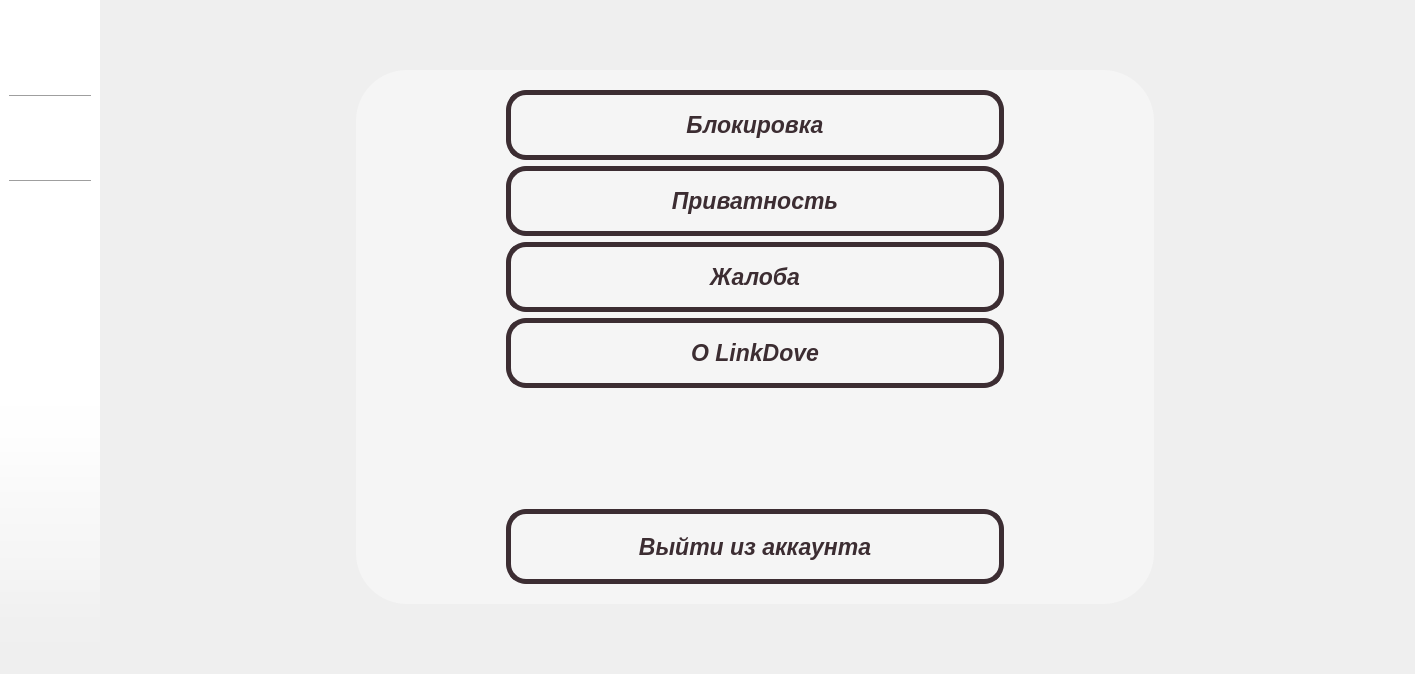
First picture: the form in lab3/LinkDove/mainwidget.ui, repository ElizavetaPa17/LinkDove, before the edit.
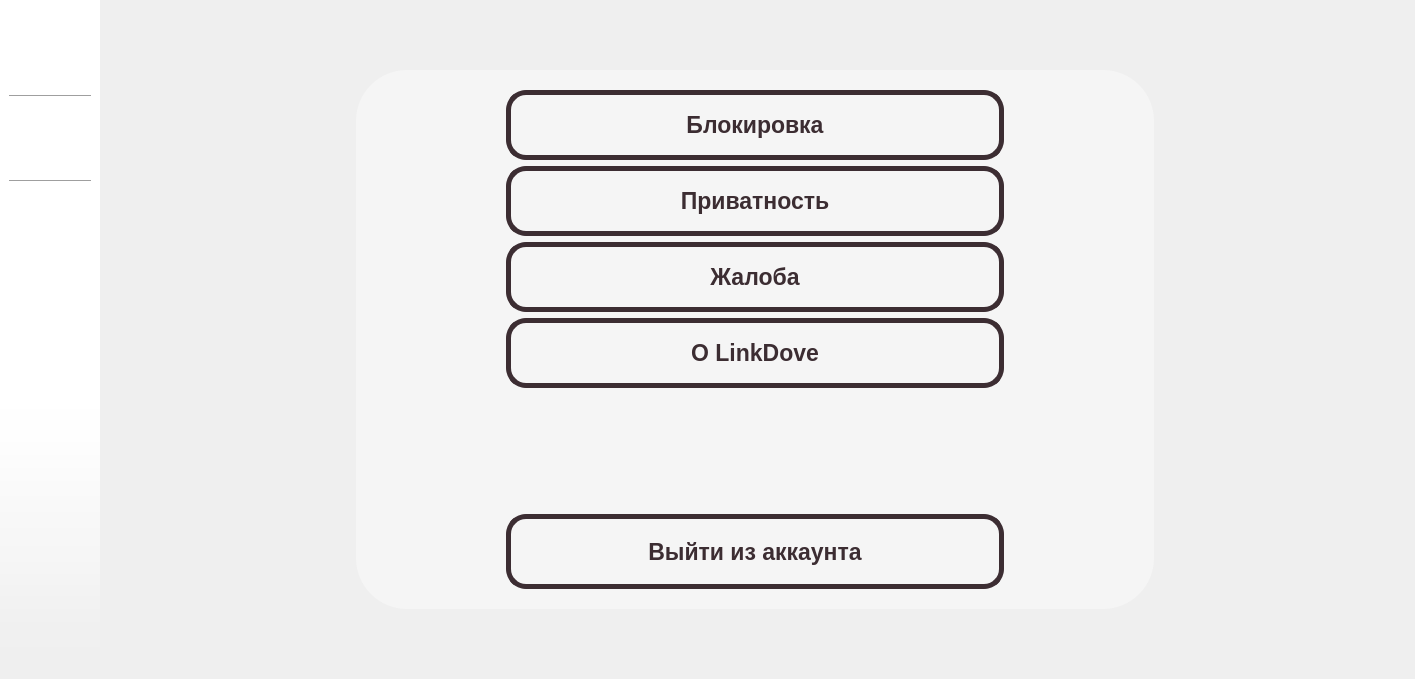
Second picture: the form after the edit. The open tabs and pages were chosen to show the change. Icons and pictures are not drawn. Custom widgets are drawn as their Qt base class.

```diff
--- a/lab3/LinkDove/mainwidget.ui
+++ b/lab3/LinkDove/mainwidget.ui
@@ -7,7 +7,7 @@
     <x>0</x>
     <y>0</y>
     <width>1415</width>
-    <height>674</height>
+    <height>679</height>
    </rect>
   </property>
   <property name="windowTitle">
@@ -704,7 +704,7 @@
             <property name="font">
              <font>
               <pointsize>17</pointsize>
-              <italic>true</italic>
+              <italic>false</italic>
               <bold>true</bold>
              </font>
             </property>
@@ -747,7 +747,7 @@
              <font>
               <family>Ubuntu</family>
               <pointsize>17</pointsize>
-              <italic>true</italic>
+              <italic>false</italic>
               <bold>true</bold>
              </font>
             </property>
@@ -789,7 +789,7 @@
             <property name="font">
              <font>
               <pointsize>17</pointsize>
-              <italic>true</italic>
+              <italic>false</italic>
               <bold>true</bold>
              </font>
             </property>
@@ -831,7 +831,7 @@
             <property name="font">
              <font>
               <pointsize>17</pointsize>
-              <italic>true</italic>
+              <italic>false</italic>
               <bold>true</bold>
              </font>
             </property>
@@ -886,7 +886,7 @@
             <property name="font">
              <font>
               <pointsize>17</pointsize>
-              <italic>true</italic>
+              <italic>false</italic>
               <bold>true</bold>
              </font>
             </property>
```
Left out of the diff: 38 changed lines with no effect on the pictures.
